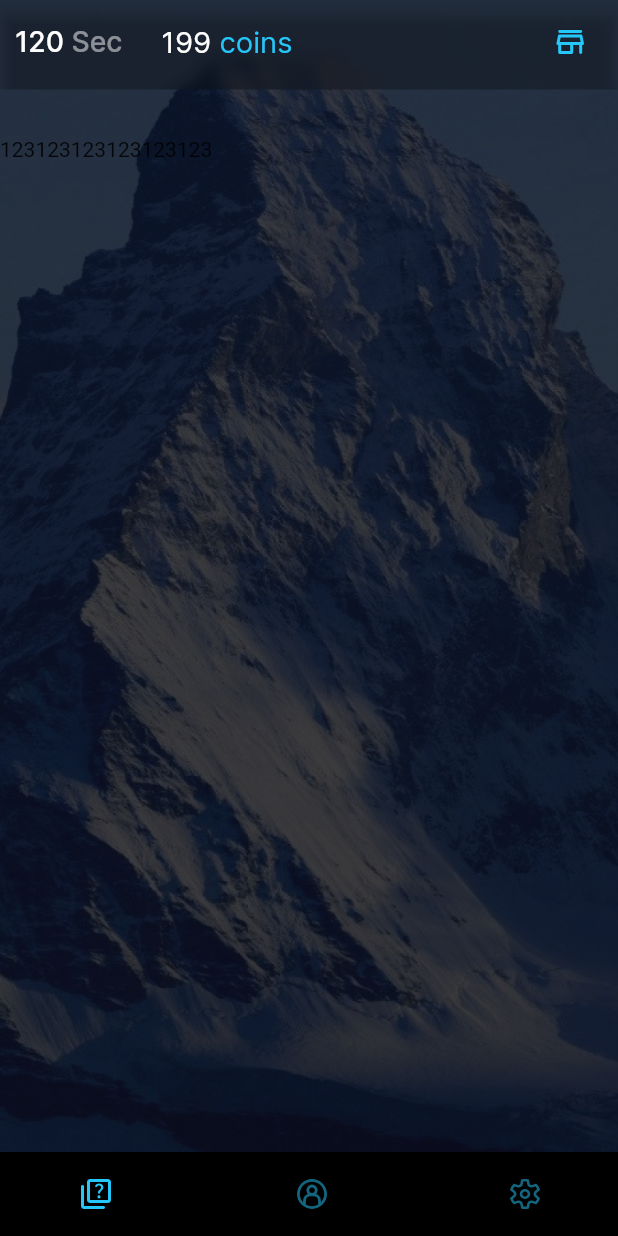
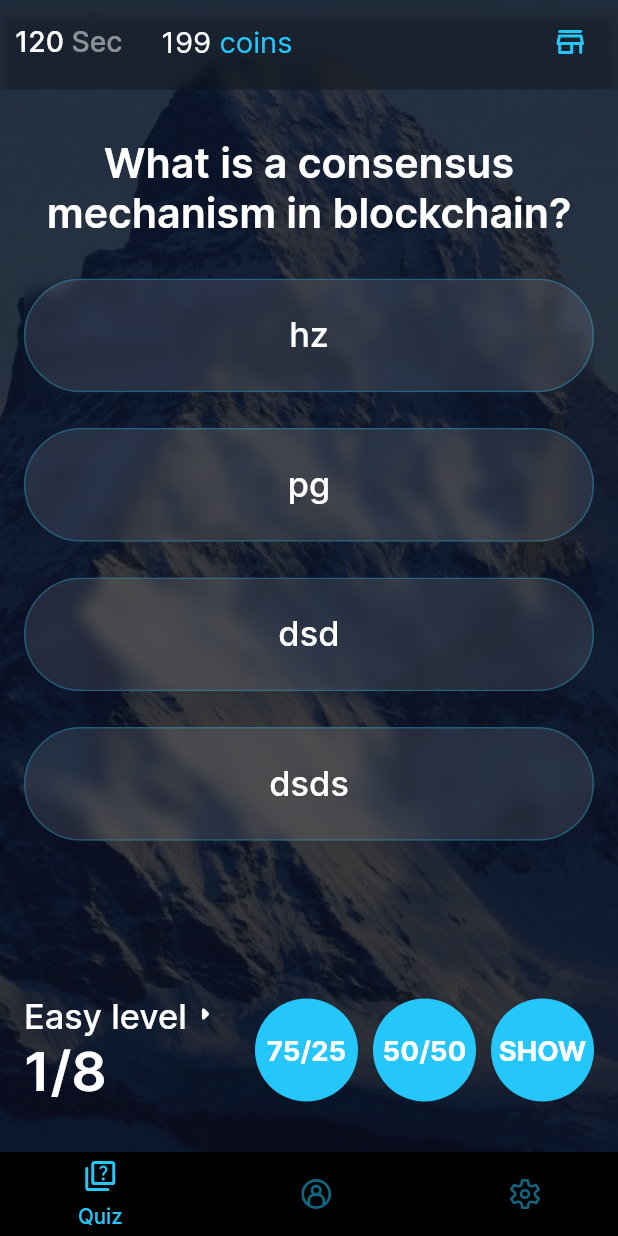
Before and after one commit to GhostuSs/pocket_option_expert, a Flutter app: the screen it shows after launch, after a tap on the "clear" icon, on a phone screen of 412 x 824 dp. Run offline on Flutter 3.47's test engine with Material 2 defaults, Android fonts, the phone set to English and light mode, and no system bars; drawn by our look-alikes of persistent_bottom_nav_bar_v2; our stand-ins replace flutter_screenutil, flutter_svg, get, hive, hive_flutter; missing offline and left inert: simple_star_rating; accounts and stored records are empty.

Commit message:
'Features: implemented quiz page'

```diff
--- /dev/null
+++ b/lib/domain/models/quiz_question/quiz_question_model.dart
@@ -0,0 +1,20 @@
+import 'package:hive/hive.dart';
+import 'package:json_annotation/json_annotation.dart';
+
+part 'quiz_question_model.g.dart';
+
+@JsonSerializable()
+@HiveType(typeId: 3)
+class QuizQuestion extends HiveObject{
+  QuizQuestion({this.question,this.correct,this.answers,});
+
+  factory QuizQuestion.fromJson(Map<String, dynamic> json) => _$QuizQuestionFromJson(json);
+  @HiveField(0)
+  String? question;
+  @HiveField(1)
+  int? correct;
+  @HiveField(2)
+  List<String>? answers;
+
+  Map<String, dynamic> toJson() => _$QuizQuestionToJson(this);
+}
--- a/lib/domain/models/user/user.dart
+++ b/lib/domain/models/user/user.dart
@@ -4,8 +4,17 @@ import 'package:pocket_option_expert/domain/models/quiz_history/quiz_his_model.d
 part 'user.g.dart';
 
 @HiveType(typeId: 1)
-class UserModel extends HiveObject{
-  UserModel({this.difficultyLevel,this.fiftyFifty,this.removeInc,this.show,this.easy,this.normal,this.hard,});
+class UserModel extends HiveObject {
+  UserModel({
+    this.difficultyLevel,
+    this.fiftyFifty,
+    this.removeInc,
+    this.show,
+    this.easy,
+    this.normal,
+    this.hard,
+    this.balance,
+  });
   @HiveField(0)
   String? difficultyLevel;
   @HiveField(1)
@@ -20,4 +29,6 @@ class UserModel extends HiveObject{
   QuizHistory? normal;
   @HiveField(6)
   QuizHistory? hard;
+  @HiveField(7)
+  int? balance;
 }
--- a/lib/main.dart
+++ b/lib/main.dart
@@ -1,5 +1,6 @@
 import 'package:flutter/material.dart';
 import 'package:hive_flutter/hive_flutter.dart';
+import 'package:pocket_option_expert/domain/models/quiz_question/quiz_question_model.dart';
 import 'package:pocket_option_expert/domain/models/user/user.dart';
 import 'package:pocket_option_expert/ui/entrypoint.dart';
 
--- /dev/null
+++ b/lib/mocks.dart
@@ -0,0 +1,48 @@
+import 'package:pocket_option_expert/domain/models/quiz_question/quiz_question_model.dart';
+
+abstract class Mocks {
+  static const List<Map<String, dynamic>> easyQuiz = [
+    <String, dynamic>{
+      'question': 'What is a consensus mechanism in blockchain?',
+      'correct': 0,
+      'answers': ['hz', 'pg', 'dsd', 'dsds'],
+    },
+    <String, dynamic>{
+      'question': 'What is a consensus mechanism in blockchain?',
+      'correct': 2,
+      'answers': ['hz', 'pg', 'dsd', 'dsds'],
+    },
+    <String, dynamic>{
+      'question': 'What is a consen blockchain?',
+      'correct': 3,
+      'answers': ['hz', 'pg', 'dsd', 'dsds'],
+    },
+    <String, dynamic>{
+      'question': 'Whackchain?',
+      'correct': 4,
+      'answers': ['hz', 'pg', 'dsd', 'dsds'],
+    },
+    <String, dynamic>{
+      'question': 'Whatn blockchain?',
+      'correct': 0,
+      'answers': ['hz', 'pg', 'dsd', 'dsds'],
+    },
+    <String, dynamic>{
+      'question': 'What is aockchain?',
+      'correct': 0,
+      'answers': ['hz', 'pg', 'dsd', 'dsds'],
+    },
+    <String, dynamic>{
+      'question': 'What iockchain?',
+      'correct': 0,
+      'answers': ['hz', 'pg', 'dsd', 'dsds'],
+    },
+    <String, dynamic>{
+      'question': 'What is a consensussm in blockchain?',
+      'correct': 0,
+      'answers': ['hz', 'pg', 'dsd', 'dsds'],
+    },
+  ];
+  static final List<QuizQuestion> easyQuizQuestions = List.generate(
+      easyQuiz.length, (index) => QuizQuestion.fromJson(easyQuiz[index]));
+}
--- a/lib/ui/entrypoint.dart
+++ b/lib/ui/entrypoint.dart
@@ -5,18 +5,23 @@ import 'package:hive/hive.dart';
 import 'package:pocket_option_expert/res/app_theme.dart';
 import 'package:pocket_option_expert/ui/home/home_screen.dart';
 import 'package:pocket_option_expert/ui/paywall/paywall.dart';
+import 'package:pocket_option_expert/ui/quiz/state/quiz_controller.dart';
 import 'package:pocket_option_expert/ui/shop/state/shop_controller.dart';
 
 class EntryPoint extends StatelessWidget {
   const EntryPoint({Key? key}) : super(key: key);
 
   @override
-  Widget build(BuildContext context)=>ScreenUtilInit(builder: (_,widget)=>GetMaterialApp(
-    theme: AppTheme.mainTheme,
-    initialBinding: BindingsBuilder<GetxController>(() {
-      Get
-        .lazyPut<ShopController>(ShopController.new, fenix: true);
-    }),
-    home: Hive.box<bool>('premium').values.first==true ? const HomeScreen() :const PaywallScreen(),
-  ));
+  Widget build(BuildContext context) => ScreenUtilInit(
+        builder: (_, widget) => GetMaterialApp(
+          theme: AppTheme.mainTheme,
+          initialBinding: BindingsBuilder<GetxController>(() {
+            Get..lazyPut<ShopController>(ShopController.new, fenix: true)
+            ..lazyPut<QuizController>(QuizController.new,fenix: true);
+          }),
+          home: Hive.box<bool>('premium').values.first == true
+              ? const HomeScreen()
+              : const PaywallScreen(),
+        ),
+      );
 }
--- a/lib/ui/home/home_screen.dart
+++ b/lib/ui/home/home_screen.dart
@@ -1,7 +1,9 @@
 import 'dart:ui';
 import 'package:flutter/material.dart';
+import 'package:flutter_screenutil/flutter_screenutil.dart';
 import 'package:flutter_svg/flutter_svg.dart';
 import 'package:persistent_bottom_nav_bar_v2/persistent-tab-view.dart';
+import 'package:pocket_option_expert/res/apptypography.dart';
 import 'package:pocket_option_expert/res/colors.dart';
 import 'package:pocket_option_expert/ui/profile/ui/profile_screen.dart';
 import 'package:pocket_option_expert/ui/quiz/quiz_screen.dart';
@@ -91,26 +93,9 @@ class _HomeScreenState extends State<HomeScreen> {
               child: Row(
                 mainAxisAlignment: MainAxisAlignment.spaceBetween,
                 children: [
-                  InkWell(
-                    onTap: () => persController.jumpToTab(0),
-                    child: SvgPicture.asset(
-                      'assets/images/quiz.svg',
-                      color: selector(persController.index == 0),
-                    ),
-                  ),
-                  InkWell(
-                      onTap: () => persController.jumpToTab(1),
-                      child: SvgPicture.asset(
-                        'assets/images/profile.svg',
-                        color: selector(persController.index == 1),
-                      )),
-                  InkWell(
-                    onTap: () => persController.jumpToTab(2),
-                    child: SvgPicture.asset(
-                      'assets/images/settings.svg',
-                      color: selector(persController.index == 2),
-                    ),
-                  ),
+                  CustomBtmWidget(onTap: () => persController.jumpToTab(0), path: 'assets/images/quiz.svg', selected: persController.index == 0, label: 'Quiz',),
+                  CustomBtmWidget(onTap: () => persController.jumpToTab(1), path: 'assets/images/profile.svg', selected: persController.index == 1, label: 'Profile',),
+                  CustomBtmWidget(onTap: () => persController.jumpToTab(2), path: 'assets/images/settings.svg', selected: persController.index == 2, label: 'Settings',),
                 ],
               ),
             ),
@@ -121,6 +106,36 @@ class _HomeScreenState extends State<HomeScreen> {
     );
   }
 
+}
+
+class CustomBtmWidget extends StatelessWidget {
+  final VoidCallback onTap;
+  final String path;
+  final bool selected;
+  final String label;
+  const CustomBtmWidget({Key? key, required this.onTap, required this.path, required this.selected, required this.label,}) : super(key: key);
+
+  @override
+  Widget build(BuildContext context) {
+    return InkWell(
+      onTap: onTap,
+      child: Column(
+        mainAxisSize: MainAxisSize.min,
+        children: [
+          SvgPicture.asset(
+            path,
+            color: selector(selected),
+          ),
+          if(selected)SizedBox(height: 6.sp,),
+          if(selected)Text(label,style: AppTypography.mainStyle.copyWith(
+            fontSize: 12.sp,
+            color: AppColors.blue,
+            fontWeight: FontWeight.w500,
+          ),)
+        ],
+      ),
+    );
+  }
   Color selector(bool isSelected) {
     return isSelected ? AppColors.blue : AppColors.blue.withOpacity(0.5);
   }
--- a/lib/ui/quiz/quiz_screen.dart
+++ b/lib/ui/quiz/quiz_screen.dart
@@ -1,8 +1,15 @@
+import 'dart:async';
+
 import 'package:flutter/material.dart';
+import 'package:flutter_screenutil/flutter_screenutil.dart';
 import 'package:flutter_svg/flutter_svg.dart';
 import 'package:get/get.dart';
 import 'package:persistent_bottom_nav_bar_v2/persistent-tab-view.dart';
-import 'package:pocket_option_expert/ui/home/home_screen.dart';
+import 'package:pocket_option_expert/res/apptypography.dart';
+import 'package:pocket_option_expert/res/colors.dart';
+import 'package:pocket_option_expert/ui/quiz/state/quiz_controller.dart';
+import 'package:pocket_option_expert/ui/quiz/state/uikit/helper_widget.dart';
+import 'package:pocket_option_expert/ui/quiz/state/uikit/quiz_button.dart';
 import 'package:pocket_option_expert/ui/shop/ui/shop_screen.dart';
 import 'package:pocket_option_expert/ui/uikit/cust_app_bar.dart';
 
@@ -13,36 +20,132 @@ class QuizScreen extends StatefulWidget {
   State<QuizScreen> createState() => _QuizScreenState();
 }
 
-class _QuizScreenState extends State<QuizScreen> {
+class _QuizScreenState extends State<QuizScreen> with TickerProviderStateMixin{
   @override
-  Widget build(BuildContext context)=>
-  Container(
+  Widget build(BuildContext context) {
+    final _controller = Get.find<QuizController>();
+
+    return Container(
       decoration: const BoxDecoration(
         image: DecorationImage(
-        image: AssetImage('assets/images/bg.png'),
-        fit: BoxFit.fill
+            image: AssetImage('assets/images/bg.png'), fit: BoxFit.fill),
       ),
-    ),
-    child: Scaffold(
+      child: GetBuilder<QuizController>(
+        init: _controller,
+        builder: (obj) => Scaffold(
           backgroundColor: Colors.transparent,
           appBar: CustAppBar(
             seconds: 120,
             showLabels: true,
             action: InkWell(
-        onTap: ()=>pushNewScreen<void>(context, screen: const ShopScreen()),
+              onTap: () =>
+                  pushNewScreen<void>(context, screen: const ShopScreen()),
               child: Center(
                 child: SvgPicture.asset('assets/images/shop.svg'),
               ),
             ),
           ),
           body: SafeArea(
-      minimum: const EdgeInsets.symmetric(horizontal: 0,vertical: 32),
-      child: Column(
+            minimum: const EdgeInsets.symmetric(
+              horizontal: 16,
+              vertical: 32,
+            ),
+            child: Obx(
+              () => Column(
                 children: [
-          Text('123123123123123123')
+                  RichText(
+                    textAlign: TextAlign.center,
+                    text: TextSpan(
+                      text: _controller
+                          .currQuiz[_controller.currQuestionIndex.value]
+                          .question,
+                      style: AppTypography.mainStyle.copyWith(
+                        fontWeight: FontWeight.w600,
+                        fontSize: 24.sp,
+                        color: AppColors.white,
+                      ),
+                    ),
+                  ),
+                  const SizedBox(
+                    height: 28,
+                  ),
+                  for (int i = 0;
+                      i <
+                          _controller
+                              .currQuiz[_controller.currQuestionIndex.value]
+                              .answers!
+                              .length;
+                      i++)
+                    QuizButton(
+                      label: _controller
+                          .currQuiz[_controller.currQuestionIndex.value]
+                          .answers![i],
+                      state: _controller.answersState[i],
+                      onTap: () async => _controller.lock.value
+                          ? null
+                          : await _controller
+                              .onAnswerChosen(selectedIndx: i)
+                              .then((value) async =>
+                                  await _controller.nextQuestion()),
+                    ),
+                  const Spacer(),
+                  Row(
+                    children: [
+                      Column(
+                        crossAxisAlignment: CrossAxisAlignment.start,
+                        children: [
+                          Row(
+                            mainAxisSize: MainAxisSize.min,
+                            crossAxisAlignment: CrossAxisAlignment.start,
+                            children: [
+                              Text(
+                                'Easy level',
+                                style: AppTypography.mainStyle.copyWith(
+                                  fontWeight: FontWeight.w500,
+                                  fontSize: 20.sp,
+                                  color: AppColors.white,
+                                ),
+                              ),
+                              const RotatedBox(
+                                quarterTurns: -1,
+                                child: Icon(
+                                  Icons.arrow_drop_down_rounded,
+                                  color: AppColors.white,
+                                ),
+                              )
                             ],
+                          ),
+                          Text(
+                            '${_controller.currQuestionIndex + 1}/${_controller.currQuiz.value.length}',
+                            style: AppTypography.mainStyle.copyWith(
+                              fontWeight: FontWeight.w600,
+                              fontSize: 32.sp,
+                              color: AppColors.white,
+                            ),
+                          ),
+                        ],
+                      ),
+                      const Spacer(),
+                      const HelperWidget(
+                        label: '75/25',
+                      ),
+                      const Padding(
+                        padding: EdgeInsets.symmetric(horizontal: 10),
+                        child: HelperWidget(
+                          label: '50/50',
+                        ),
+                      ),
+                      const HelperWidget(
+                        label: 'SHOW',
+                      ),
+                    ],
+                  )
+                ],
+              ),
+            ),
           ),
         ),
       ),
     );
   }
+}
--- /dev/null
+++ b/lib/ui/quiz/state/quiz_controller.dart
@@ -0,0 +1,35 @@
+import 'dart:async';
+
+import 'package:get/get.dart';
+import 'package:pocket_option_expert/mocks.dart';
+import 'package:pocket_option_expert/ui/quiz/state/uikit/quiz_button.dart';
+
+class QuizController extends GetxController {
+  var currQuiz = Mocks.easyQuizQuestions.obs;
+  var currQuestionIndex = 0.obs;
+  var lock = false.obs;
+  var answersState = List.generate(4, (index) => AnswerState.active).obs;
+
+  Future<void> onAnswerChosen({required int selectedIndx}) async {
+    lock.value=true;
+    if (selectedIndx == currQuiz[currQuestionIndex.value].correct) {
+      answersState[selectedIndx] = AnswerState.correct;
+    }else{
+      answersState[selectedIndx] = AnswerState.wrong;
+    }
+  }
+
+  Future<void> nextQuestion() async {
+    await Future<void>.delayed(
+      const Duration(
+        seconds: 1,
+        milliseconds: 500,
+      ),
+    );
+    answersState.value=List.generate(4, (index) => AnswerState.active);
+    if (currQuestionIndex.value < 7) {
+      currQuestionIndex.value++;
+    }
+    lock.value=false;
+  }
+}
--- /dev/null
+++ b/lib/ui/quiz/state/uikit/helper_widget.dart
@@ -0,0 +1,41 @@
+import 'package:flutter/foundation.dart';
+import 'package:flutter/material.dart';
+import 'package:flutter_screenutil/flutter_screenutil.dart';
+import 'package:pocket_option_expert/res/apptypography.dart';
+import 'package:pocket_option_expert/res/colors.dart';
+
+class HelperWidget extends StatelessWidget {
+  final String label;
+  const HelperWidget({Key? key, required this.label}) : super(key: key);
+
+  @override
+  Widget build(BuildContext context) {
+    return InkWell(
+      onTap: () {
+        if (kDebugMode) {
+          print('impl onPressed');
+        }
+      },
+      child: Container(
+        constraints: BoxConstraints.expand(
+          width: 60.sp,
+          height: 60.sp,
+        ),
+        decoration: const BoxDecoration(
+          shape: BoxShape.circle,
+          color: AppColors.blue,
+        ),
+        child: Center(
+          child: Text(
+            label,
+            style: AppTypography.mainStyle.copyWith(
+              fontSize: 16.sp,
+              fontWeight: FontWeight.w700,
+              color: AppColors.white,
+            ),
+          ),
+        ),
+      ),
+    );
+  }
+}
--- /dev/null
+++ b/lib/ui/quiz/state/uikit/quiz_button.dart
@@ -0,0 +1,80 @@
+import 'dart:ui';
+
+import 'package:flutter/material.dart';
+import 'package:flutter_screenutil/flutter_screenutil.dart';
+import 'package:pocket_option_expert/res/apptypography.dart';
+import 'package:pocket_option_expert/res/colors.dart';
+
+class QuizButton extends StatelessWidget {
+  final String label;
+  final AnswerState state;
+  final VoidCallback onTap;
+  const QuizButton({
+    Key? key,
+    required this.label,
+    required this.state, required this.onTap,
+  }) : super(key: key);
+
+  @override
+  Widget build(BuildContext context) {
+    return Padding(
+      padding:EdgeInsets.only(bottom: 20.h,),
+      child: InkWell(
+        onTap: state==AnswerState.disabled ? null : onTap,
+        borderRadius: BorderRadius.circular(100.r,),
+        child: Opacity(
+          opacity: _stateOpacity(),
+          child: ClipRRect(
+            child: BackdropFilter(
+              filter: ImageFilter.blur(
+                sigmaX: 5,
+                sigmaY: 5,
+              ),
+              child: Container(
+                padding: EdgeInsets.all(20.sp),
+                decoration: BoxDecoration(
+                  borderRadius: BorderRadius.circular(
+                    100.r,
+                  ),
+                  color: _colorSelector(),
+                  border: Border.all(
+                    color: AppColors.blue.withOpacity(
+                      0.3,
+                    ),
+                  ),
+                ),
+                child: Center(
+                  child: Text(
+                    label,
+                    style: AppTypography.mainStyle.copyWith(
+                      color: AppColors.white,
+                      fontSize: 20.sp,
+                      fontWeight: FontWeight.w500,
+                    ),
+                  ),
+                ),
+              ),
+            ),
+          ),
+        ),
+      ),
+    );
+  }
+  double _stateOpacity(){
+    return state==AnswerState.disabled ? 0.3 : 1.0;
+  }
+  Color _colorSelector(){
+    switch(state){
+      case AnswerState.wrong:return AppColors.red;
+      case AnswerState.correct: return AppColors.green;
+      default:return AppColors.white.withOpacity(0.1);
+    }
+  }
+}
+
+enum AnswerState {
+  active,
+  disabled,
+  wrong,
+  correct,
+}
```
Also changed, not shown: lib/domain/models/quiz_question/quiz_question_model.g.dart (added). Lines whose indentation alone changed are shown as unchanged.
